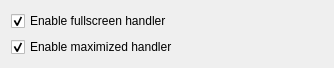
Above: contents/ui/config.ui from Ubiquitine/MACsimize6 before the change. Below: the same form after it.
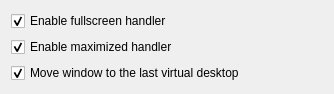
That is the form after the change.

```diff
--- a/contents/ui/config.ui
+++ b/contents/ui/config.ui
@@ -34,6 +34,16 @@
      </property>
     </widget>
    </item>
+   <item row="2" column="0">
+    <widget class="QCheckBox" name="kcfg_moveToLast">
+     <property name="text">
+      <string>Move window to the last virtual desktop</string>
+     </property>
+     <property name="checked">
+      <bool>true</bool>
+     </property>
+    </widget>
+   </item>
   </layout>
  </widget>
  <resources/>
```
